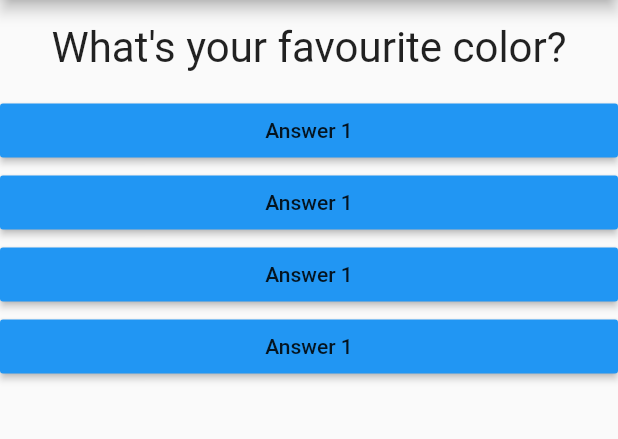
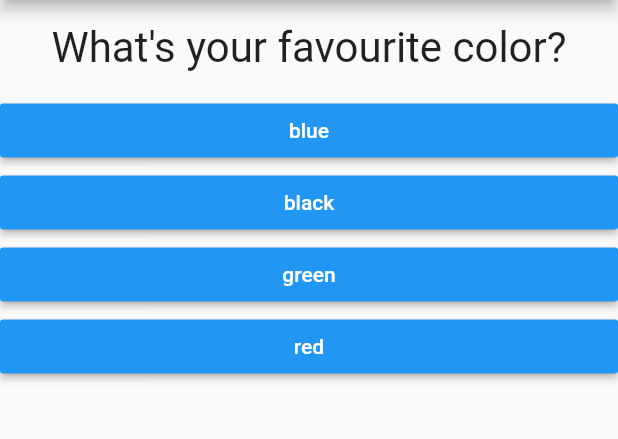
Before and after one commit to rajbhensdadiya/flutter-quiz-app, a Flutter app: the screen it shows after launch, on a phone screen of 412 x 824 dp, the part 84-523 px from its top. Run offline on Flutter 3.47's test engine with Material 2 defaults, Android fonts, the phone set to English and light mode, and no system bars.

Commit message:
update main

```diff
--- a/lib/answers.dart
+++ b/lib/answers.dart
@@ -2,7 +2,8 @@ import 'package:flutter/material.dart';
 
 class Answer extends StatelessWidget {
   final Function selectHandler;
-  Answer(this.selectHandler);
+  final String answerText;
+  Answer(this.selectHandler, this.answerText);
 
   @override
   Widget build(BuildContext context) {
@@ -10,7 +11,8 @@ class Answer extends StatelessWidget {
       width: double.infinity,
       child: RaisedButton(
         color: Colors.blue,
-        child: Text("Answer 1"),
+        textColor: Colors.white,
+        child: Text(answerText),
         onPressed: selectHandler,
       ),
     );
--- a/lib/main.dart
+++ b/lib/main.dart
@@ -26,8 +26,18 @@ class _MyAppState extends State<MyApp> {
   @override
   Widget build(BuildContext context) {
     var questions = [
-      "What's your favourite color?",
-      "What's your favourite animal?"
+      {
+        'questionText': "What's your favourite color?",
+        'answers': ['blue', 'black', 'green', 'red'],
+      },
+      {
+        'questionText': "What's your favourite animal?",
+        'answers': ['dog', 'cat', 'elephant', 'zebra'],
+      },
+      {
+        'questionText': "What's your favourite hobby?",
+        'answers': ['read', 'dance', 'sing', 'movies'],
+      },
     ];
 
     return MaterialApp(
@@ -38,12 +48,13 @@ class _MyAppState extends State<MyApp> {
         body: Column(
           children: [
             Question(
-              questions[_questionIndex], //use [index] instead of elementsAt
+              questions[_questionIndex]
+                  ['questionText'], //use [index] instead of elementsAt
             ),
-            Answer(_answerQuestions),
-            Answer(_answerQuestions),
-            Answer(_answerQuestions),
-            Answer(_answerQuestions),
+            ...(questions[_questionIndex]['answers'] as List<String>)
+                .map((answer) {
+              return Answer(_answerQuestions, answer);
+            }).toList()
           ],
         ),
       ),
```
